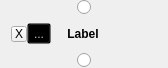
First picture: the form in ui/ProcessingBlock.ui, repository povle/pyblueprint, before the edit.
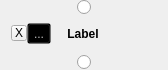
Second picture: the form after the edit. Icons and pictures are not drawn. Custom widgets are drawn as their Qt base class.

```diff
--- a/ui/ProcessingBlock.ui
+++ b/ui/ProcessingBlock.ui
@@ -7,7 +7,7 @@
     <x>0</x>
     <y>0</y>
     <width>168</width>
-    <height>68</height>
+    <height>70</height>
    </rect>
   </property>
   <property name="sizePolicy">
@@ -182,6 +182,9 @@
        <property name="spacing">
         <number>3</number>
        </property>
+       <property name="bottomMargin">
+        <number>3</number>
+       </property>
       </layout>
      </item>
      <item>
```
